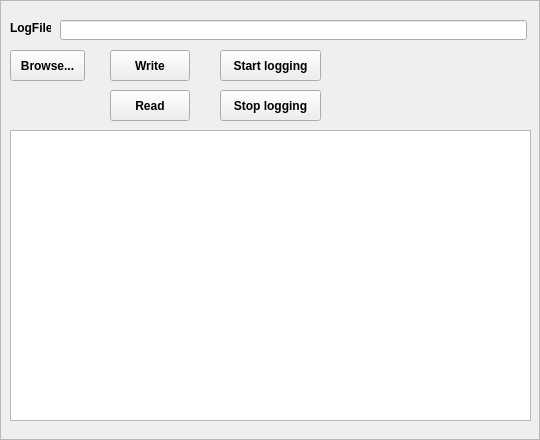
cskv/atlas-tentacle, file src/loggingframe.ui: the form before one commit.
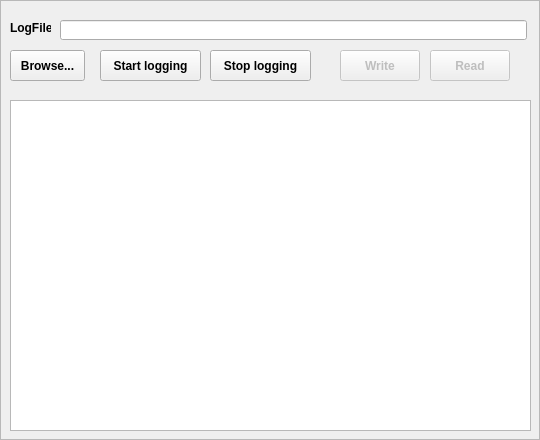
The form after the commit.

Patch:
```diff
--- a/src/loggingframe.ui
+++ b/src/loggingframe.ui
@@ -62,9 +62,12 @@
    </property>
   </widget>
   <widget class="QPushButton" name="btnWrite">
+   <property name="enabled">
+    <bool>false</bool>
+   </property>
    <property name="geometry">
     <rect>
-     <x>110</x>
+     <x>340</x>
      <y>50</y>
      <width>80</width>
      <height>31</height>
@@ -75,10 +78,13 @@
    </property>
   </widget>
   <widget class="QPushButton" name="btnRead">
+   <property name="enabled">
+    <bool>false</bool>
+   </property>
    <property name="geometry">
     <rect>
-     <x>110</x>
-     <y>90</y>
+     <x>430</x>
+     <y>50</y>
      <width>80</width>
      <height>31</height>
     </rect>
@@ -91,16 +97,16 @@
    <property name="geometry">
     <rect>
      <x>10</x>
-     <y>130</y>
+     <y>100</y>
      <width>521</width>
-     <height>291</height>
+     <height>331</height>
     </rect>
    </property>
   </widget>
   <widget class="QPushButton" name="btnStartLog">
    <property name="geometry">
     <rect>
-     <x>220</x>
+     <x>100</x>
      <y>50</y>
      <width>101</width>
      <height>31</height>
@@ -113,8 +119,8 @@
   <widget class="QPushButton" name="btnStopLog">
    <property name="geometry">
     <rect>
-     <x>220</x>
-     <y>90</y>
+     <x>210</x>
+     <y>50</y>
      <width>101</width>
      <height>31</height>
     </rect>
```
